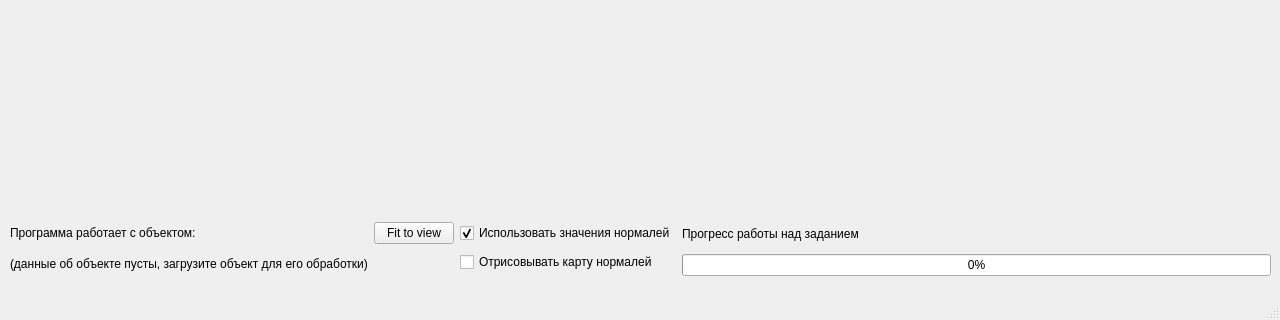
The window that src/main/mainwindow/mainwindow.ui (splashgywastaken/3d_project_qmake) describes before a commit, drawn with Qt 5; both pictures show x 0 to 1280 and y 400 to 720 of the 1280 by 720 pixel window.
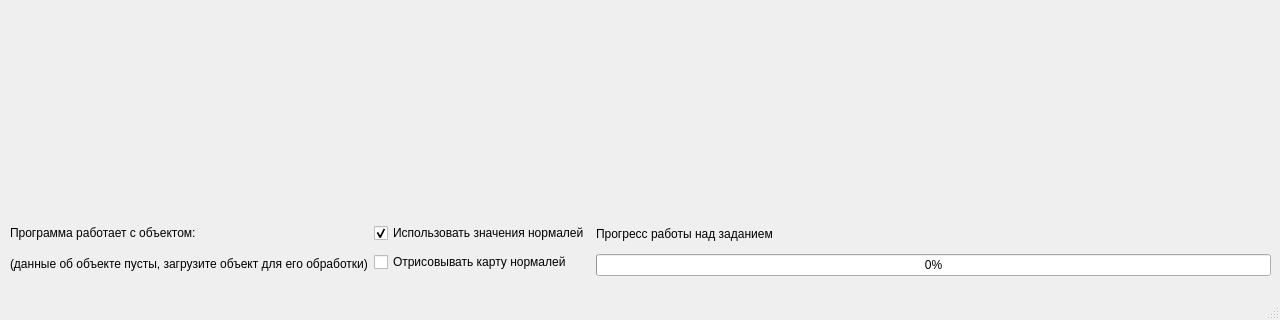
The same window after the commit.

```diff
--- a/src/main/mainwindow/mainwindow.ui
+++ b/src/main/mainwindow/mainwindow.ui
@@ -25,7 +25,7 @@
     </property>
     <layout class="QVBoxLayout" name="openGLLayout"/>
    </widget>
-   <widget class="QWidget" name="">
+   <widget class="QWidget" name="layoutWidget">
     <property name="geometry">
      <rect>
       <x>10</x>
@@ -55,7 +55,7 @@
      </item>
      <item>
       <layout class="QGridLayout" name="gridLayout">
-       <item row="0" column="1">
+       <item row="0" column="0">
         <widget class="QCheckBox" name="useNormalsCheckBox">
          <property name="text">
           <string>Использовать значения нормалей</string>
@@ -65,14 +65,7 @@
          </property>
         </widget>
        </item>
-       <item row="0" column="0">
-        <widget class="QPushButton" name="fitToViewButton">
-         <property name="text">
-          <string>Fit to view</string>
-         </property>
-        </widget>
-       </item>
-       <item row="1" column="1">
+       <item row="1" column="0">
         <widget class="QCheckBox" name="useNormalMapCheckBox">
          <property name="text">
           <string>Отрисовывать карту нормалей</string>
```
